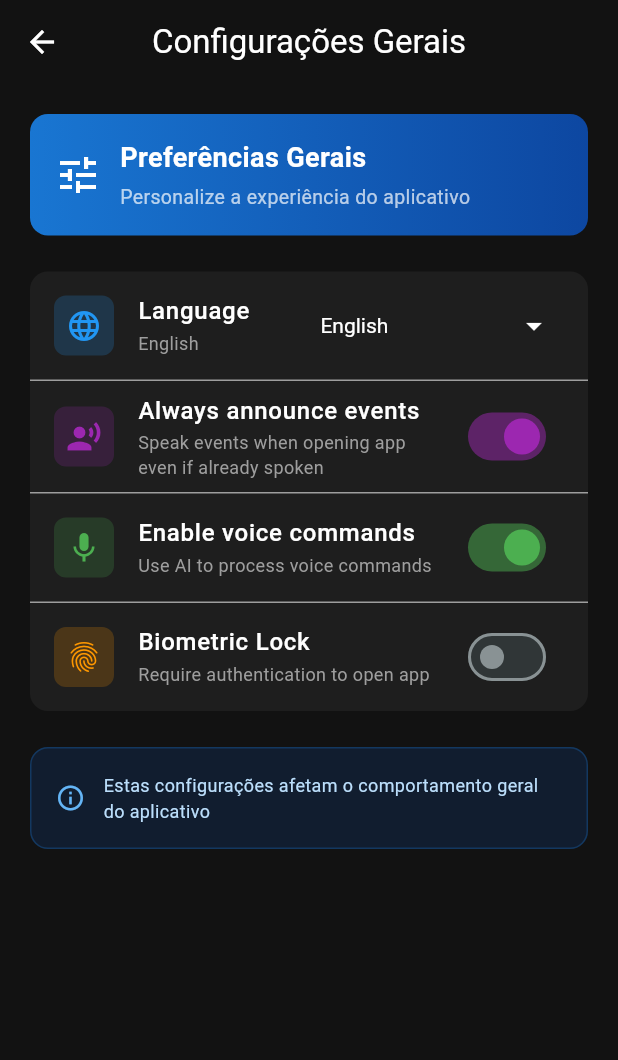
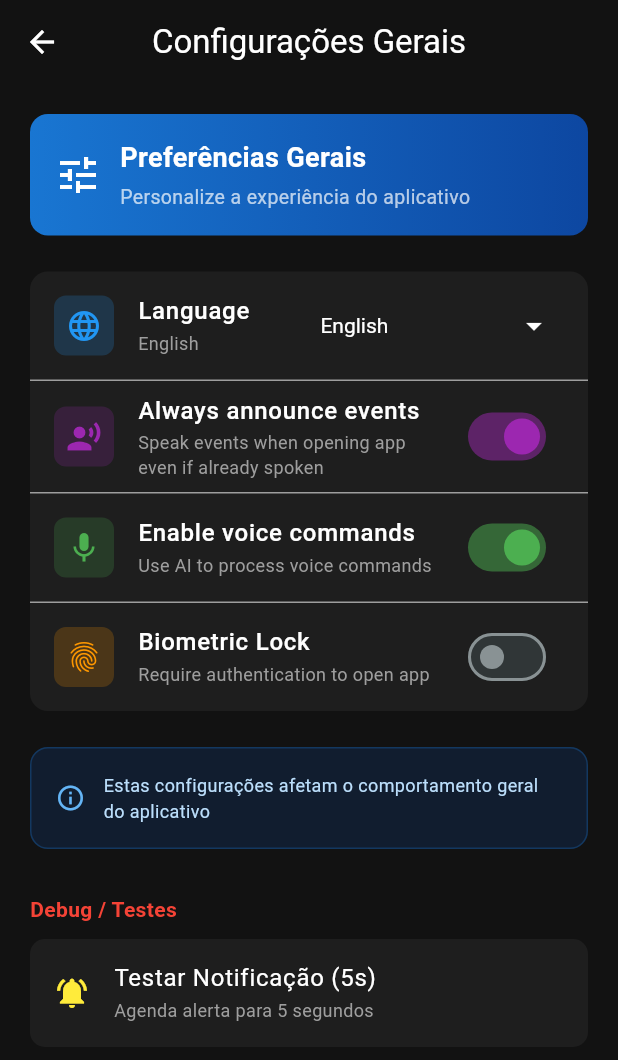
Before and after one commit to abreuretto72/FinAgeVoz, a Flutter app: the GeneralSettingsScreen screen opened directly, on a phone screen of 412 x 824 dp. Shown: the top 1060 px of the screen. Run offline on Flutter 3.47's test engine with Material 3 defaults, Android fonts, the light colour scheme and no system bars; our stand-ins replace animate_do, avatar_glow, cloud_firestore, connectivity_plus, csv, file_picker and 23 more; missing offline and left inert: device_calendar, googleapis, icalendar_parser; accounts and stored records are empty; generated files the repository leaves out were written again; statements that could not run were skipped.

Commit message:
chore(debug): Clean build and ensure debug features are deployed.

```diff
--- a/lib/screens/general_settings_screen.dart
+++ b/lib/screens/general_settings_screen.dart
@@ -1,6 +1,7 @@
 import 'package:flutter/material.dart';
 import '../services/database_service.dart';
 import '../services/auth_service.dart';
+import '../services/notification_service.dart';
 import '../utils/localization.dart';
 
 class GeneralSettingsScreen extends StatefulWidget {
@@ -312,6 +313,49 @@ class _GeneralSettingsScreenState extends State<GeneralSettingsScreen> {
                   ],
                 ),
               ),
+
+              const SizedBox(height: 30),
+               // Debug Section
+              Text(
+                "Debug / Testes",
+                style: const TextStyle(
+                  color: Colors.red,
+                  fontSize: 14,
+                  fontWeight: FontWeight.bold,
+                ),
+              ),
+              const SizedBox(height: 10),
+              Container(
+                decoration: BoxDecoration(
+                  color: const Color(0xFF1E1E1E),
+                  borderRadius: BorderRadius.circular(10),
+                ),
+                child: ListTile(
+                  leading: const Icon(Icons.notifications_active, color: Colors.yellow),
+                  title: const Text("Testar Notificação (5s)", style: TextStyle(color: Colors.white)),
+                  subtitle: const Text("Agenda alerta para 5 segundos", style: TextStyle(color: Colors.grey, fontSize: 12)),
+                  onTap: () async {
+                     try {
+                         final now = DateTime.now();
+                         final future = now.add(const Duration(seconds: 5));
+                         await NotificationService().scheduleEvent(
+                            99999,
+                            "Teste de Notificação",
+                            "Se você está vendo isso, o sistema funciona! (${future.hour}:${future.minute}:${future.second})",
+                            future
+                         );
+
+                         if (context.mounted) {
+                            ScaffoldMessenger.of(context).showSnackBar(
+                               const SnackBar(content: Text("Agendado para 5 segundos... Feche o app ou bloqueie a tela!")),
+                            );
+                         }
+                     } catch (e) {
+                         print("DEBUG ERROR: $e");
+                     }
+                  },
+                ),
+              ),
             ],
           ),
         ),
```
